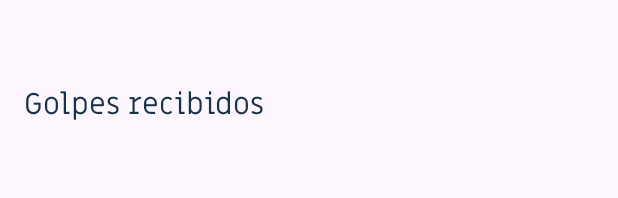
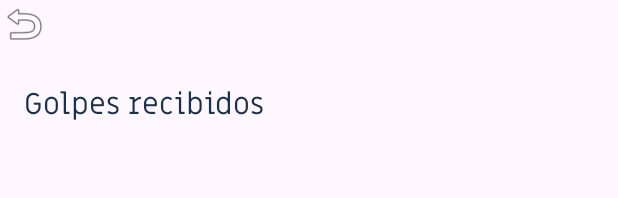
Before and after one commit to SebaGaGu/aegis-iot, an Android app: the layout golpes_recibidos_historial.xml on its own in the app's theme, with its tools: preview values and no code run, on a phone screen of 412 x 824 dp. Shown: the top 198 px of the screen. Run offline under Robolectric (Android 15) with nearby library versions, the phone set to English and light mode, and no system bars.

Commit message:
RecyclerView terminado Falta poner boton para ver el historial

```diff
--- a/app/build.gradle.kts
+++ b/app/build.gradle.kts
@@ -42,6 +42,7 @@ dependencies {
     androidTestImplementation(libs.ext.junit)
     implementation(platform("com.google.firebase:firebase-bom:34.19.0"))
     implementation("com.google.firebase:firebase-auth")
+    implementation("com.google.firebase:firebase-firestore")
 
     // Librerias para iniciar sesion con Google
     implementation("androidx.credentials:credentials:1.6.0")
--- a/app/src/main/AndroidManifest.xml
+++ b/app/src/main/AndroidManifest.xml
@@ -6,6 +6,7 @@
     <uses-permission android:name="android.permission.INTERNET" />
 
     <application
+        android:name=".deteccion_golpes.AplicacionRecyclerView"
         android:allowBackup="true"
         android:dataExtractionRules="@xml/data_extraction_rules"
         android:fullBackupContent="@xml/backup_rules"
--- a/app/src/main/java/com/example/aegis/deteccion_golpes/AdaptadorGolpes.java
+++ b/app/src/main/java/com/example/aegis/deteccion_golpes/AdaptadorGolpes.java
@@ -16,7 +16,7 @@ import java.util.List;
 
 public class AdaptadorGolpes extends RecyclerView.Adapter<AdaptadorGolpes.ViewHolder> {
 
-    protected List<Golpes> listaGolpes; // Lista de golpes a mostrar
+    protected List<Golpes> listaGolpes;
 
     public AdaptadorGolpes(List<Golpes> listaGolpes) {
         this.listaGolpes = listaGolpes;
--- a/app/src/main/java/com/example/aegis/deteccion_golpes/AplicacionRecyclerView.java
+++ b/app/src/main/java/com/example/aegis/deteccion_golpes/AplicacionRecyclerView.java
@@ -2,10 +2,11 @@ package com.example.aegis.deteccion_golpes;
 
 import android.app.Application;
 
+import java.util.ArrayList;
 import java.util.List;
 
 public class AplicacionRecyclerView extends Application {
-    private List<Golpes> golpes;
+    public List<Golpes> golpes = new ArrayList<>();
     public AdaptadorGolpes adaptadorGolpes = new AdaptadorGolpes(golpes);
 
     @Override public void onCreate() {
--- a/app/src/main/java/com/example/aegis/deteccion_golpes/Golpes.java
+++ b/app/src/main/java/com/example/aegis/deteccion_golpes/Golpes.java
@@ -14,6 +14,10 @@ public class Golpes {
         this.hora = hora;
         this.latitud = latitud;
         this.longitud = longitud;
+    }
+
+    public Golpes(){
+
     }
 
     public String getId() {
--- a/app/src/main/res/drawable/maleta_verde.xml
+++ b/app/src/main/res/drawable/maleta_verde.xml
@@ -1,4 +1,3 @@
-<?xml version="1.0" encoding="utf-8"?>
 <?xml version="1.0" encoding="utf-8"?>
 <vector xmlns:android="http://schemas.android.com/apk/res/android"
     android:width="100dp"
--- a/app/src/main/res/layout/golpes_recibidos_historial.xml
+++ b/app/src/main/res/layout/golpes_recibidos_historial.xml
@@ -42,4 +42,13 @@
         app:layout_constraintTop_toTopOf="@+id/guideline2"
         tools:ignore="MissingConstraints" />
 
+    <ImageView
+        android:id="@+id/imageView2"
+        android:layout_width="wrap_content"
+        android:layout_height="wrap_content"
+        android:onClick="onClickVolver"
+        app:layout_constraintStart_toStartOf="parent"
+        app:layout_constraintTop_toTopOf="parent"
+        app:srcCompat="@android:drawable/ic_menu_revert" />
+
 </androidx.constraintlayout.widget.ConstraintLayout>
```
Also changed, not shown: app/src/main/java/com/example/aegis/deteccion_golpes/Deteccion_golpes.java (+69 -2 lines).
